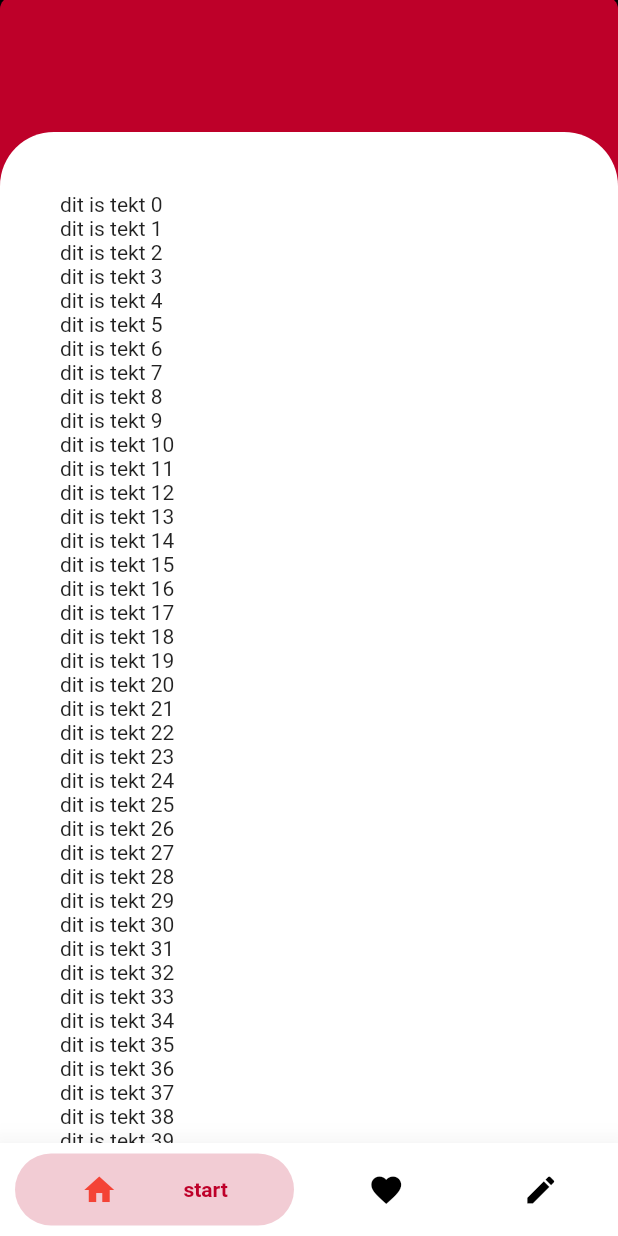
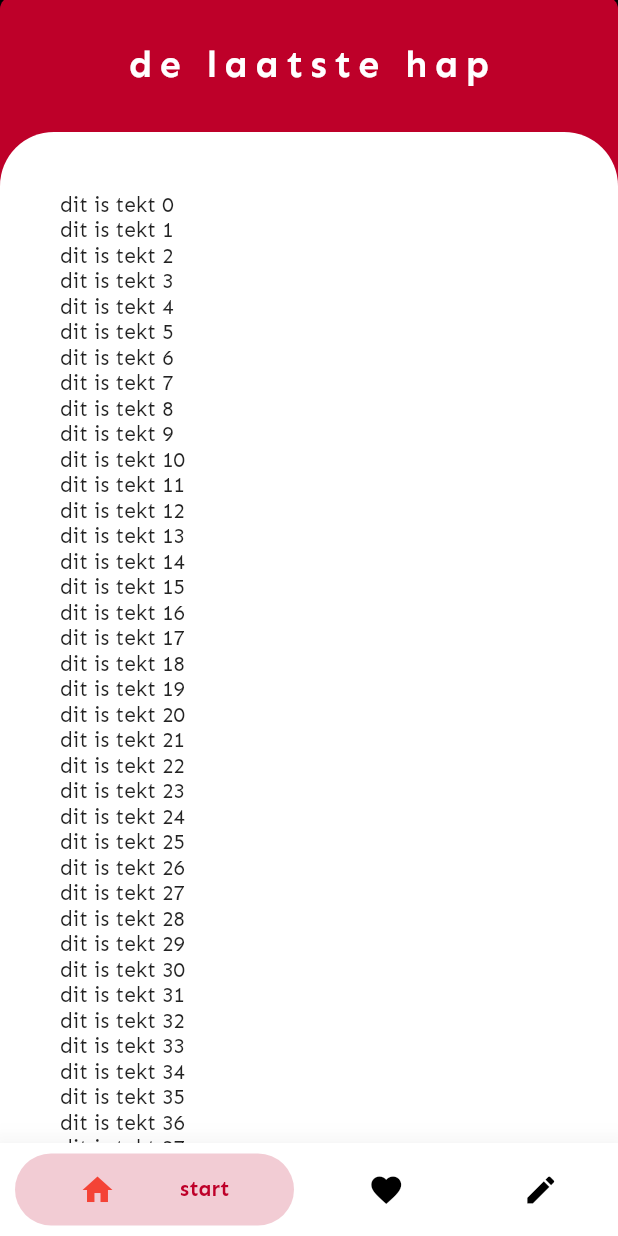
Before and after one commit to kevinveld2001/de_laatste_hap, a Flutter app: the screen it shows after launch, scrolled down 252 dp, on a phone screen of 412 x 824 dp. Run offline on Flutter 3.47's test engine with Material 2 defaults, Android fonts, the phone set to English and light mode, and no system bars; drawn by our look-alikes of bubble_bottom_bar.

Commit message:
font added

```diff
--- a/de_laatste_hap/lib/main.dart
+++ b/de_laatste_hap/lib/main.dart
@@ -25,9 +25,9 @@ class MyApp extends StatelessWidget {
         ChangeNotifierProvider<GetProducts>(create: (_) => GetProducts()),
       ],
       child:MaterialApp(
-      title: 'Flutter Demo',
+      title: 'de laatste hap',
       theme: ThemeData(
-
+        fontFamily: "sen",
         primarySwatch: primeColor,
       ),
       home: Screenbuilder(),
--- a/de_laatste_hap/lib/screens/start.dart
+++ b/de_laatste_hap/lib/screens/start.dart
@@ -65,6 +65,7 @@ if (_controller2.position.atEdge ) {
 
   bool _chckSwitch = true;
   bool _chckSwitch2 = false;
+  bool backbutton = false;
   @override
    Widget build(BuildContext context) {
 
@@ -100,7 +101,28 @@ if (_controller2.position.atEdge ) {
 
               Container(
                 height: 90,
+                child: Row(
+                  mainAxisAlignment: MainAxisAlignment.spaceEvenly,
+                  crossAxisAlignment: CrossAxisAlignment.center,
+                  children: <Widget>[
 
+                    //backbutton
+                    backbutton?IconButton(icon: Icon(Icons.navigate_before,color: Colors.white,size: 25,),
+                    onPressed: (){
+                      print("i want back");
+
+                    },):
+                    SizedBox(width: 25,),
+
+                    Text("de laatste hap",style: TextStyle(
+                      color: Colors.white,
+                      fontWeight: FontWeight.w700,
+                      fontSize: 25,
+                      letterSpacing: 5.0
+                    ),),
+                    SizedBox(width: 25,)
+                  ],
+                ),
               ),
 
 
@@ -125,7 +147,9 @@ if (_controller2.position.atEdge ) {
                         crossAxisAlignment: CrossAxisAlignment.start,
                         children: <Widget>[
                         for(int i =0 ; i<100; i++)
-                          Text("dit is tekt $i")
+                          Text("dit is tekt $i",style: TextStyle(
+                            // fontFamily: "sen"
+                          ),)
 
                       ],),
                     )
```
Also changed, not shown: de_laatste_hap/pubspec.yaml (+8 -6 lines), de_laatste_hap/lib/assets/Sen-Bold.ttf (added), de_laatste_hap/lib/assets/Sen-ExtraBold.ttf (added), de_laatste_hap/lib/assets/Sen-Regular.ttf (added).
